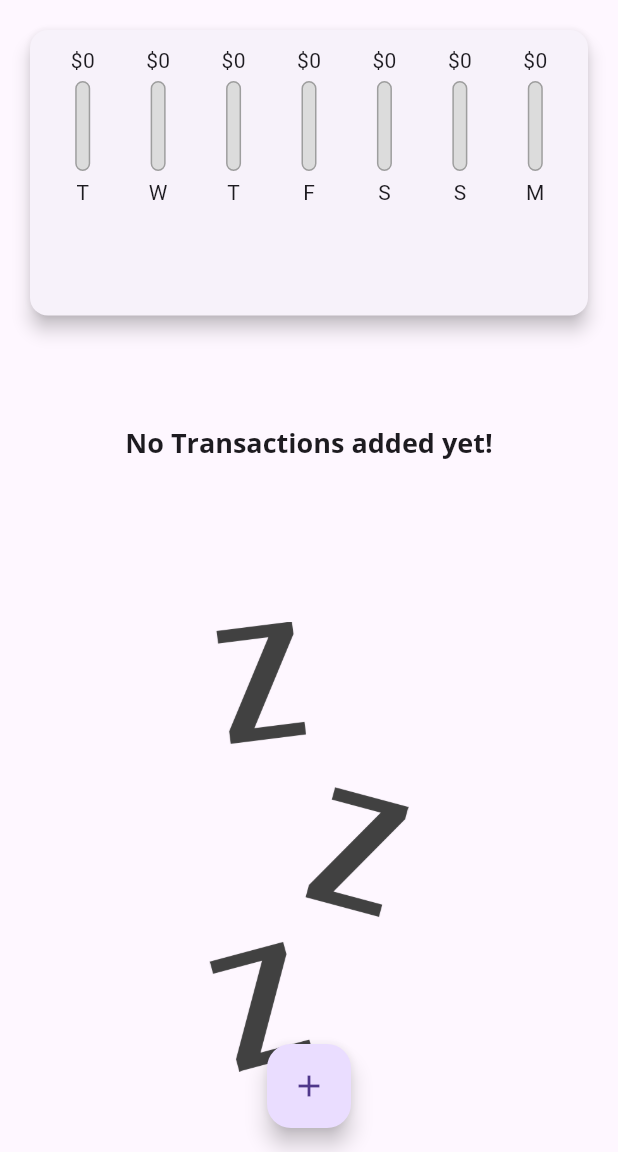
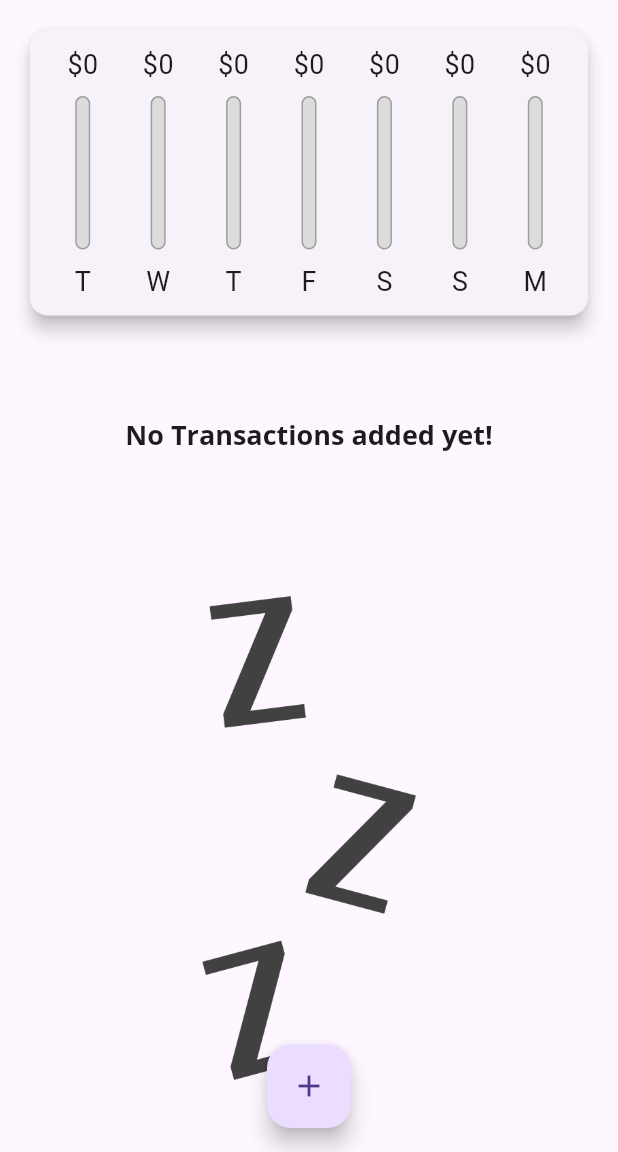
Before and after one commit to asadullah43/personal-expense-tracker, a Flutter app: the screen it shows after launch, on a phone screen of 412 x 824 dp, the part 84-1236 px from its top. Run offline on Flutter 3.47's test engine with Material 3 defaults, Android fonts, the phone set to English and light mode, and no system bars.

```diff
--- a/lib/main.dart
+++ b/lib/main.dart
@@ -48,6 +48,7 @@ class MyHomePage extends StatefulWidget {
 
 class _MyHomePageState extends State<MyHomePage> {
   final List<Transaction> _userTransactions = [];
+  bool _showChart = false;
   List<Transaction> get _recentTransactions {
     return _userTransactions.where(
       (tx) {
@@ -92,6 +93,7 @@ class _MyHomePageState extends State<MyHomePage> {
 
   @override
   Widget build(BuildContext context) {
+    final isLandScape = MediaQuery.of(context).orientation == Orientation.landscape;
     final appBar = AppBar(
       backgroundColor: Theme.of(context).primaryColor,
       title: const Text(
@@ -105,29 +107,54 @@ class _MyHomePageState extends State<MyHomePage> {
         ),
       ],
     );
+    final txListWidget=SizedBox(
+                    height: (MediaQuery.of(context).size.height -
+                            appBar.preferredSize.height -
+                            MediaQuery.of(context).padding.top) *
+                        0.7,
+                    child: TransactionList(
+                      transactions: _userTransactions,
+                      deleteTx: _deleteTransaction,
+                    ),
+                  );
     return Scaffold(
       appBar: appBar,
       body: SingleChildScrollView(
         child: Column(
           crossAxisAlignment: CrossAxisAlignment.stretch,
           children: [
-            SizedBox(
+           if (isLandScape) Row(mainAxisAlignment: MainAxisAlignment.center, children: [
+              const Text('Show Chart'),
+              Switch(
+                value: _showChart,
+                onChanged: (bool value) {
+                  setState(() {
+                    _showChart = value;
+                  });
+                },
+              )
+            ]),
+            if(!isLandScape) SizedBox(
                     height: (MediaQuery.of(context).size.height -
-                      appBar.preferredSize.height - MediaQuery.of(context).padding.top ) *
+                            appBar.preferredSize.height -
+                            MediaQuery.of(context).padding.top) *
                         0.3,
                     child: Chart(
                       recentTransaction: _recentTransactions,
                     ),
                   ),
-            SizedBox(
+                  if (!isLandScape) txListWidget,
+           if (isLandScape) _showChart
+                ? SizedBox(
                     height: (MediaQuery.of(context).size.height -
-                      appBar.preferredSize.height - MediaQuery.of(context).padding.top) *
+                            appBar.preferredSize.height -
+                            MediaQuery.of(context).padding.top) *
                         0.7,
-              child: TransactionList(
-                transactions: _userTransactions,
-                deleteTx: _deleteTransaction,
+                    child: Chart(
+                      recentTransaction: _recentTransactions,
                     ),
                   )
+                : txListWidget
           ],
         ),
       ),
--- a/lib/widgets/chart_bar.dart
+++ b/lib/widgets/chart_bar.dart
@@ -12,16 +12,19 @@ class ChartBar extends StatelessWidget {
 
   @override
   Widget build(BuildContext context) {
+    return LayoutBuilder(
+        builder: (BuildContext context, BoxConstraints constraints) {
       return Column(
         children: [
           SizedBox(
-          height:20,
-        child:    FittedBox(child: Text('\$${spendingAmount.toStringAsFixed(0)}'))),
-        const SizedBox(
-          height: 4,
+              height: constraints.maxHeight * 0.15,
+              child: FittedBox(
+                  child: Text('\$${spendingAmount.toStringAsFixed(0)}'))),
+          SizedBox(
+            height: constraints.maxHeight * 0.05,
           ),
           SizedBox(
-          height: 60,
+            height: constraints.maxHeight * 0.6,
             width: 10,
             child: Stack(
               children: [
@@ -44,11 +47,14 @@ class ChartBar extends StatelessWidget {
               ],
             ),
           ),
-        const SizedBox(
-          height: 4,
+          SizedBox(
+            height: constraints.maxHeight * 0.05,
           ),
-        Text(label),
+          SizedBox(
+              height: constraints.maxHeight * 0.15,
+              child: FittedBox(child: Text(label))),
         ],
       );
+    });
   }
 }
--- a/lib/widgets/new_transaction.dart
+++ b/lib/widgets/new_transaction.dart
@@ -55,10 +55,11 @@ class _NewTransactionState extends State<NewTransaction> {
 
   @override
   Widget build(BuildContext context) {
-    return Card(
+    return SingleChildScrollView(
+      child: Card(
         elevation: 5,
         child: Container(
-        padding: const EdgeInsets.all(10),
+          padding:  EdgeInsets.only(top: 10,left: 10,right: 10,bottom: MediaQuery.of(context).viewInsets.bottom+10),
           child: Column(
             crossAxisAlignment: CrossAxisAlignment.end,
             children: [
@@ -108,6 +109,7 @@ class _NewTransactionState extends State<NewTransaction> {
             ],
           ),
         ),
+      ),
     );
   }
 }
--- a/lib/widgets/transaction_list.dart
+++ b/lib/widgets/transaction_list.dart
@@ -11,7 +11,8 @@ class TransactionList extends StatelessWidget {
   @override
   Widget build(BuildContext context) {
     return transactions.isEmpty
-        ? Column(
+        ? LayoutBuilder(builder:  (context, constraints) {
+          return Column(
             mainAxisAlignment: MainAxisAlignment.spaceAround,
             children: [
               Text(
@@ -19,13 +20,15 @@ class TransactionList extends StatelessWidget {
                 style: Theme.of(context).textTheme.titleLarge,
               ),
               SizedBox(
-                  height: 300,
+                  height: constraints.maxHeight * 0.6,
                   child: Image.asset(
                     'assets/images/waiting.png',
                     fit: BoxFit.cover,
                   ))
             ],
-          )
+          );
+        })
+
         : ListView.builder(
             itemCount: transactions.length,
             itemBuilder: (BuildContext context, int index) {
```
Lines whose indentation alone changed are shown as unchanged.
